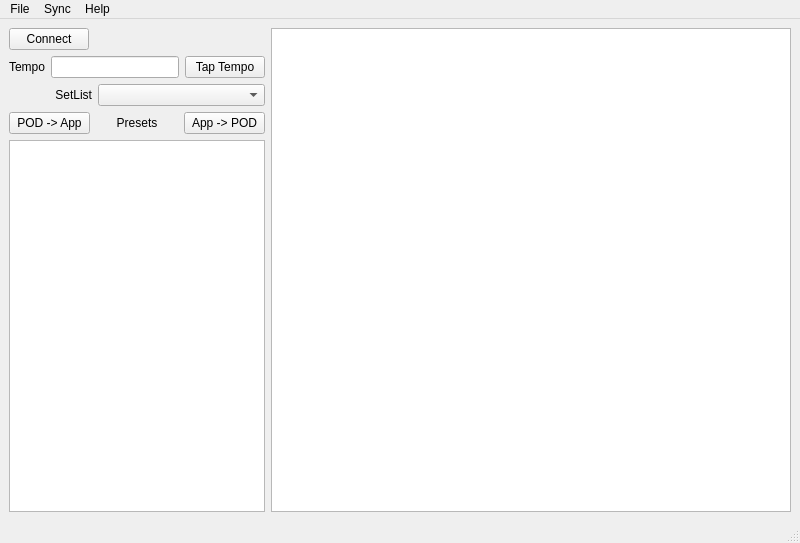
Old version of the form gui/ui/mainWindow.ui in the repository anarsoul/pod_hd_edit.
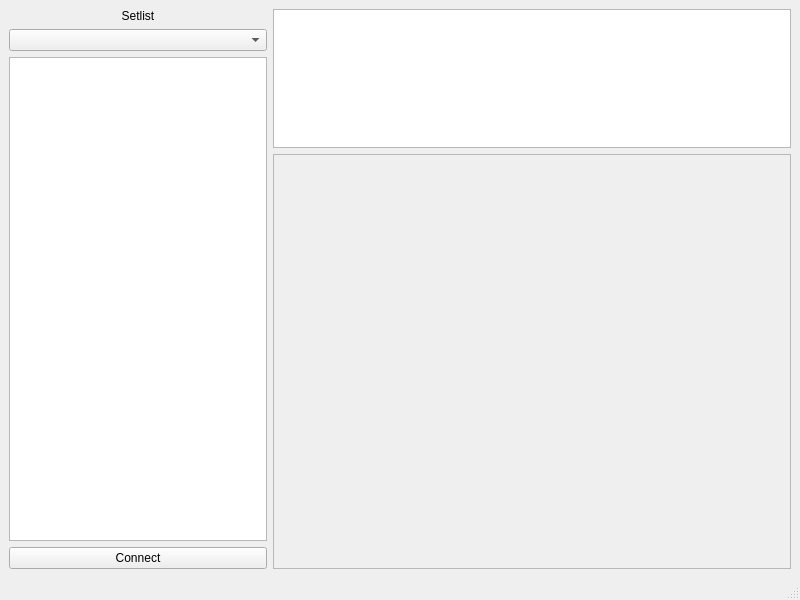
New version of the form.

What changed in the file:
```diff
--- a/gui/ui/mainWindow.ui
+++ b/gui/ui/mainWindow.ui
@@ -7,142 +7,119 @@
     <x>0</x>
     <y>0</y>
     <width>800</width>
-    <height>543</height>
+    <height>600</height>
    </rect>
   </property>
   <property name="windowTitle">
    <string>POD HD Edit</string>
   </property>
   <widget class="QWidget" name="centralwidget">
-   <layout class="QGridLayout" name="gridLayout">
+   <layout class="QGridLayout" name="gridLayout_2">
     <item row="0" column="0">
-     <layout class="QHBoxLayout" name="horizontalLayout_5">
+     <layout class="QHBoxLayout" name="horizontalLayout" stretch="1,2">
       <item>
-       <layout class="QVBoxLayout" name="verticalLayout">
+       <layout class="QVBoxLayout" name="verticalLayout_2" stretch="0,0,0,0">
         <item>
-         <layout class="QHBoxLayout" name="horizontalLayout">
-          <item>
-           <widget class="QPushButton" name="pushButton">
-            <property name="text">
-             <string>Connect</string>
-            </property>
-           </widget>
-          </item>
-          <item>
-           <spacer name="horizontalSpacer">
-            <property name="orientation">
-             <enum>Qt::Horizontal</enum>
-            </property>
-            <property name="sizeHint" stdset="0">
-             <size>
-              <width>40</width>
-              <height>20</height>
-             </size>
-            </property>
-           </spacer>
-          </item>
-         </layout>
+         <widget class="QLabel" name="label">
+          <property name="text">
+           <string>Setlist</string>
+          </property>
+          <property name="alignment">
+           <set>Qt::AlignCenter</set>
+          </property>
+         </widget>
         </item>
         <item>
-         <layout class="QHBoxLayout" name="horizontalLayout_2">
-          <item>
-           <widget class="QLabel" name="label">
-            <property name="text">
-             <string>Tempo</string>
-            </property>
-           </widget>
-          </item>
-          <item>
-           <widget class="QLineEdit" name="lineEdit"/>
-          </item>
-          <item>
-           <widget class="QPushButton" name="pushButton_2">
-            <property name="text">
-             <string>Tap Tempo</string>
-            </property>
-           </widget>
-          </item>
-         </layout>
-        </item>
-        <item>
-         <layout class="QHBoxLayout" name="horizontalLayout_3">
-          <item>
-           <widget class="QLabel" name="label_2">
-            <property name="sizePolicy">
-             <sizepolicy hsizetype="Preferred" vsizetype="Preferred">
-              <horstretch>2</horstretch>
-              <verstretch>0</verstretch>
-             </sizepolicy>
-            </property>
-            <property name="text">
-             <string>SetList</string>
-            </property>
-            <property name="alignment">
-             <set>Qt::AlignRight|Qt::AlignTrailing|Qt::AlignVCenter</set>
-            </property>
-           </widget>
-          </item>
-          <item>
-           <widget class="QComboBox" name="comboBox">
-            <property name="sizePolicy">
-             <sizepolicy hsizetype="Preferred" vsizetype="Fixed">
-              <horstretch>4</horstretch>
-              <verstretch>0</verstretch>
-             </sizepolicy>
-            </property>
-           </widget>
-          </item>
-         </layout>
-        </item>
-        <item>
-         <layout class="QHBoxLayout" name="horizontalLayout_4">
-          <item>
-           <widget class="QPushButton" name="pushButton_3">
-            <property name="text">
-             <string>POD -&gt; App</string>
-            </property>
-           </widget>
-          </item>
-          <item>
-           <widget class="QLabel" name="label_3">
-            <property name="text">
-             <string>Presets</string>
-            </property>
-            <property name="alignment">
-             <set>Qt::AlignCenter</set>
-            </property>
-           </widget>
-          </item>
-          <item>
-           <widget class="QPushButton" name="pushButton_4">
-            <property name="text">
-             <string>App -&gt; POD</string>
-            </property>
-           </widget>
-          </item>
-         </layout>
+         <widget class="QComboBox" name="comboBox">
+          <property name="sizePolicy">
+           <sizepolicy hsizetype="Preferred" vsizetype="Fixed">
+            <horstretch>1</horstretch>
+            <verstretch>0</verstretch>
+           </sizepolicy>
+          </property>
+         </widget>
         </item>
         <item>
          <widget class="QListView" name="listView">
-          <property name="toolTip">
-           <string>Double click to select preset</string>
+          <property name="sizePolicy">
+           <sizepolicy hsizetype="Expanding" vsizetype="Expanding">
+            <horstretch>1</horstretch>
+            <verstretch>0</verstretch>
+           </sizepolicy>
+          </property>
+          <property name="minimumSize">
+           <size>
+            <width>258</width>
+            <height>444</height>
+           </size>
+          </property>
+         </widget>
+        </item>
+        <item>
+         <widget class="QPushButton" name="pushButton">
+          <property name="text">
+           <string>Connect</string>
           </property>
          </widget>
         </item>
        </layout>
       </item>
       <item>
-       <widget class="QGraphicsView" name="graphicsView">
-        <property name="sizePolicy">
-         <sizepolicy hsizetype="Expanding" vsizetype="Expanding">
-          <horstretch>2</horstretch>
-          <verstretch>0</verstretch>
-         </sizepolicy>
-        </property>
-        <property name="toolTip">
-         <string>Double click to configure amp/effect</string>
-        </property>
-       </widget>
+       <layout class="QVBoxLayout" name="verticalLayout_3">
+        <item>
+         <widget class="QGraphicsView" name="graphicsView">
+          <property name="sizePolicy">
+           <sizepolicy hsizetype="Expanding" vsizetype="Expanding">
+            <horstretch>3</horstretch>
+            <verstretch>1</verstretch>
+           </sizepolicy>
+          </property>
+          <property name="minimumSize">
+           <size>
+            <width>518</width>
+            <height>133</height>
+           </size>
+          </property>
+         </widget>
+        </item>
+        <item>
+         <widget class="QScrollArea" name="scrollArea">
+          <property name="sizePolicy">
+           <sizepolicy hsizetype="Expanding" vsizetype="Expanding">
+            <horstretch>3</horstretch>
+            <verstretch>3</verstretch>
+           </sizepolicy>
+          </property>
+          <property name="minimumSize">
+           <size>
+            <width>518</width>
+            <height>398</height>
+           </size>
+          </property>
+          <property name="horizontalScrollBarPolicy">
+           <enum>Qt::ScrollBarAlwaysOff</enum>
+          </property>
+          <property name="widgetResizable">
+           <bool>true</bool>
+          </property>
+          <widget class="QWidget" name="scrollAreaWidgetContents">
+           <property name="geometry">
+            <rect>
+             <x>0</x>
+             <y>0</y>
+             <width>514</width>
+             <height>394</height>
+            </rect>
+           </property>
+           <layout class="QGridLayout" name="gridLayout">
+            <item row="0" column="0">
+             <layout class="QVBoxLayout" name="verticalLayout"/>
+            </item>
+           </layout>
+          </widget>
+         </widget>
+        </item>
+       </layout>
       </item>
      </layout>
     </item>
@@ -157,73 +134,8 @@
      <height>27</height>
     </rect>
    </property>
-   <widget class="QMenu" name="menuFile">
-    <property name="title">
-     <string>File</string>
-    </property>
-    <addaction name="actionLoad_Preset"/>
-    <addaction name="actionSave_Preset"/>
-   </widget>
-   <widget class="QMenu" name="menuHelp">
-    <property name="title">
-     <string>Help</string>
-    </property>
-    <addaction name="actionAbout"/>
-   </widget>
-   <widget class="QMenu" name="menuSync">
-    <property name="title">
-     <string>Sync</string>
-    </property>
-    <addaction name="actionPOD_to_Selected"/>
-    <addaction name="actionSelected_to_POD"/>
-    <addaction name="separator"/>
-    <addaction name="actionPOD_to_All"/>
-    <addaction name="actionAll_to_POD"/>
-   </widget>
-   <addaction name="menuFile"/>
-   <addaction name="menuSync"/>
-   <addaction name="menuHelp"/>
   </widget>
-  <widget class="QStatusBar" name="statusbar">
-   <property name="statusTip">
-    <string/>
-   </property>
-  </widget>
-  <action name="actionAbout">
-   <property name="text">
-    <string>About</string>
-   </property>
-  </action>
-  <action name="actionLoad_Preset">
-   <property name="text">
-    <string>Open Preset</string>
-   </property>
-  </action>
-  <action name="actionSave_Preset">
-   <property name="text">
-    <string>Save Preset</string>
-   </property>
-  </action>
-  <action name="actionSelected_to_POD">
-   <property name="text">
-    <string>Selected to POD</string>
-   </property>
-  </action>
-  <action name="actionPOD_to_Selected">
-   <property name="text">
-    <string>POD to Selected</string>
-   </property>
-  </action>
-  <action name="actionAll_to_POD">
-   <property name="text">
-    <string>All to POD</string>
-   </property>
-  </action>
-  <action name="actionPOD_to_All">
-   <property name="text">
-    <string>All from POD</string>
-   </property>
-  </action>
+  <widget class="QStatusBar" name="statusbar"/>
  </widget>
  <resources/>
  <connections/>
```
Left out of the diff: 2 changed lines with no effect on the pictures.
